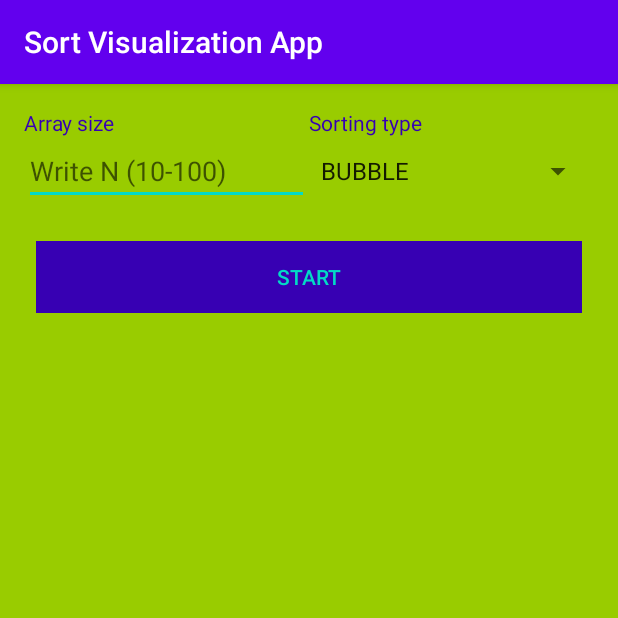
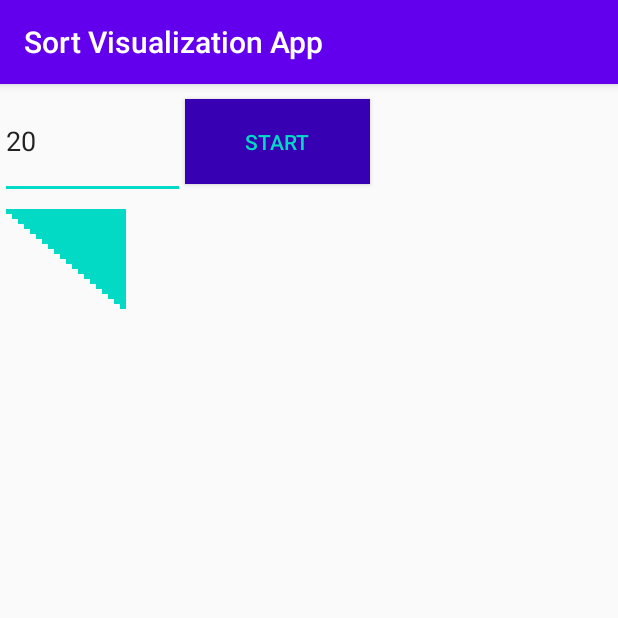
Before and after one commit to himanshu-1608/Sort_Visualization_App, an Android app: the screen it shows after launch (MainActivity before the commit, SecondActivity after it), on a phone screen of 412 x 824 dp, the top half of it. Run offline under Robolectric (Android 15) with nearby library versions, the phone set to English and light mode, and no system bars.

Commit message:
Added my own screen

```diff
--- a/app/src/main/AndroidManifest.xml
+++ b/app/src/main/AndroidManifest.xml
@@ -9,13 +9,14 @@
         android:roundIcon="@mipmap/ic_launcher_round"
         android:supportsRtl="true"
         android:theme="@style/AppTheme">
-        <activity android:name=".MainActivity">
+        <activity android:name=".SecondActivity">
             <intent-filter>
                 <action android:name="android.intent.action.MAIN" />
 
                 <category android:name="android.intent.category.LAUNCHER" />
             </intent-filter>
         </activity>
+        <activity android:name=".MainActivity"/>
     </application>
 
 </manifest>
--- a/app/src/main/java/com/himanshu/sortvisualizationapp/BarChart.kt
+++ b/app/src/main/java/com/himanshu/sortvisualizationapp/BarChart.kt
@@ -19,7 +19,7 @@ class BarChart(context: Context, attributes: AttributeSet) : View(context, attri
             const val HIGH_2 = 2
             const val SECONDARY = 3
 
-            const val RANGE_MAX = 100
+            const val RANGE_MAX = 1000
         }
 
         val heightInPercent = value.toFloat() / RANGE_MAX
--- a/app/src/main/java/com/himanshu/sortvisualizationapp/BarViewModel.kt
+++ b/app/src/main/java/com/himanshu/sortvisualizationapp/BarViewModel.kt
@@ -54,7 +54,7 @@ class BarViewModel : ViewModel() {
 
     companion object {
         const val SIZE_MIN = 10
-        const val SIZE_MAX = 1000
+        const val SIZE_MAX = 10000
     }
 
     val sortingType = arrayOf(SortingType.BUBBLE, SortingType.MERGE, SortingType.RADIX)
--- /dev/null
+++ b/app/src/main/java/com/himanshu/sortvisualizationapp/SecondActivity.kt
@@ -0,0 +1,60 @@
+package com.himanshu.sortvisualizationapp
+
+import android.content.res.Resources
+import android.os.Bundle
+import android.util.DisplayMetrics
+import android.util.TypedValue
+import android.view.View
+import android.widget.Button
+import android.widget.EditText
+import android.widget.LinearLayout
+import androidx.appcompat.app.AppCompatActivity
+
+
+class SecondActivity : AppCompatActivity() {
+
+    var dHeight = 0f
+    var dWidth = 0f
+    private lateinit var btnStart: Button
+    private lateinit var etCount: EditText
+    private lateinit var linearLayout: LinearLayout
+
+    override fun onCreate(savedInstanceState: Bundle?) {
+        super.onCreate(savedInstanceState)
+        setContentView(R.layout.activity_second)
+        linearLayout = findViewById(R.id.linearLayout)
+        btnStart = findViewById(R.id.btnStart)
+        etCount = findViewById(R.id.etCount)
+        getDimensions()
+
+
+        val viewArray = ArrayList<View>()
+        for(i in 0..etCount.text.toString().trim().toInt()) {
+            val view = View(this)
+            view.setBackgroundColor(resources.getColor(R.color.colorAccent))
+            val llp = LinearLayout.LayoutParams((dWidth/100).toInt(),5*i)
+            llp.setMargins(mC(0f),mC(7f),mC(0f),mC(7f))
+            view.layoutParams = llp
+            viewArray.add(view)
+        }
+        for(i in 0..etCount.text.toString().trim().toInt()) {
+            linearLayout.addView(viewArray[i])
+        }
+    }
+
+    private fun mC(dp: Float): Int {
+        val r: Resources = this.resources
+        return TypedValue.applyDimension(
+            TypedValue.COMPLEX_UNIT_DIP,
+            dp,
+            r.displayMetrics
+        ).toInt()
+    }
+
+    private fun getDimensions() {
+        val displayMetrics = DisplayMetrics()
+        windowManager.defaultDisplay.getMetrics(displayMetrics)
+        dHeight = (displayMetrics.heightPixels * 0.9).toFloat()
+        dWidth = displayMetrics.widthPixels.toFloat()
+    }
+}
--- a/app/src/main/res/layout/activity_main.xml
+++ b/app/src/main/res/layout/activity_main.xml
@@ -29,7 +29,7 @@
                 android:id="@+id/sizeEditText"
                 android:layout_width="match_parent"
                 android:layout_height="wrap_content"
-                android:hint="Write N (10-100)"
+                android:hint="Write N (10-1000)"
                 android:textColor="@color/colorPrimaryDark" />
 
         </LinearLayout>
--- /dev/null
+++ b/app/src/main/res/layout/activity_second.xml
@@ -0,0 +1,42 @@
+<?xml version="1.0" encoding="utf-8"?>
+<LinearLayout xmlns:android="http://schemas.android.com/apk/res/android"
+    xmlns:tools="http://schemas.android.com/tools"
+    android:layout_width="match_parent"
+    android:layout_height="match_parent"
+    tools:context=".SecondActivity"
+    android:weightSum="10"
+    android:orientation="vertical">
+
+    <LinearLayout
+        android:layout_width="match_parent"
+        android:layout_height="0dp"
+        android:weightSum="10"
+        android:orientation="horizontal"
+        android:layout_weight="1">
+
+        <EditText
+            android:text="20"
+            android:id="@+id/etCount"
+            android:layout_width="0dp"
+            android:layout_weight="3"
+            android:layout_height="match_parent" />
+
+        <Button
+            android:id="@+id/btnStart"
+            android:layout_marginVertical="10dp"
+            android:background="@color/colorPrimaryDark"
+            android:textColor="@color/colorAccent"
+            android:text="start"
+            android:layout_width="0dp"
+            android:layout_height="match_parent"
+            android:layout_weight="3"/>
+    </LinearLayout>
+
+    <LinearLayout
+        android:layout_width="match_parent"
+        android:id="@+id/linearLayout"
+        android:layout_height="0dp"
+        android:layout_weight="9"
+        android:orientation="horizontal"/>
+
+</LinearLayout>
```
